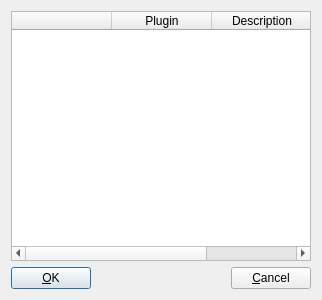
First picture: the form in mnemosyne/mnemosyne/pyqt_ui/activate_plugins_dlg.ui, repository vasvlad/pomni, before the edit.
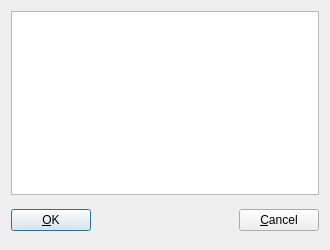
Second picture: the form after the edit.

Commit message: Model/view experiments.

Patch:
```diff
--- a/mnemosyne/mnemosyne/pyqt_ui/activate_plugins_dlg.ui
+++ b/mnemosyne/mnemosyne/pyqt_ui/activate_plugins_dlg.ui
@@ -5,40 +5,24 @@
    <rect>
     <x>0</x>
     <y>0</y>
-    <width>310</width>
-    <height>292</height>
+    <width>330</width>
+    <height>250</height>
    </rect>
   </property>
+  <property name="minimumSize" >
+   <size>
+    <width>330</width>
+    <height>250</height>
+   </size>
+  </property>
   <property name="windowTitle" >
    <string>Activate plugins</string>
   </property>
-  <layout class="QHBoxLayout" name="horizontalLayout_2" >
+  <layout class="QVBoxLayout" name="verticalLayout_2" >
    <item>
     <layout class="QVBoxLayout" name="verticalLayout" >
      <item>
-      <widget class="QTableWidget" name="tableWidget" >
-       <property name="minimumSize" >
-        <size>
-         <width>300</width>
-         <height>250</height>
-        </size>
-       </property>
-       <column>
-        <property name="text" >
-         <string> </string>
-        </property>
-       </column>
-       <column>
-        <property name="text" >
-         <string>Plugin</string>
-        </property>
-       </column>
-       <column>
-        <property name="text" >
-         <string>Description</string>
-        </property>
-       </column>
-      </widget>
+      <widget class="QTableView" name="plugins_table" />
      </item>
      <item>
       <layout class="QHBoxLayout" name="horizontalLayout" >
@@ -59,8 +43,8 @@
          </property>
          <property name="sizeHint" stdset="0" >
           <size>
-           <width>40</width>
-           <height>20</height>
+           <width>13</width>
+           <height>38</height>
           </size>
          </property>
         </spacer>
```
The commit also changes 6 other files.
